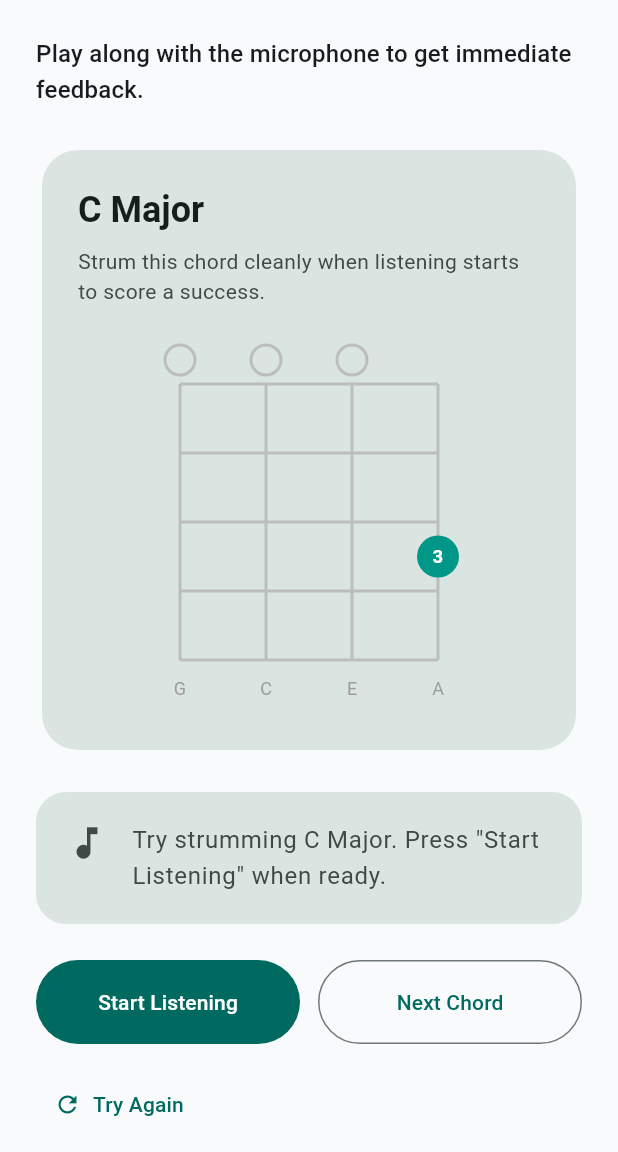
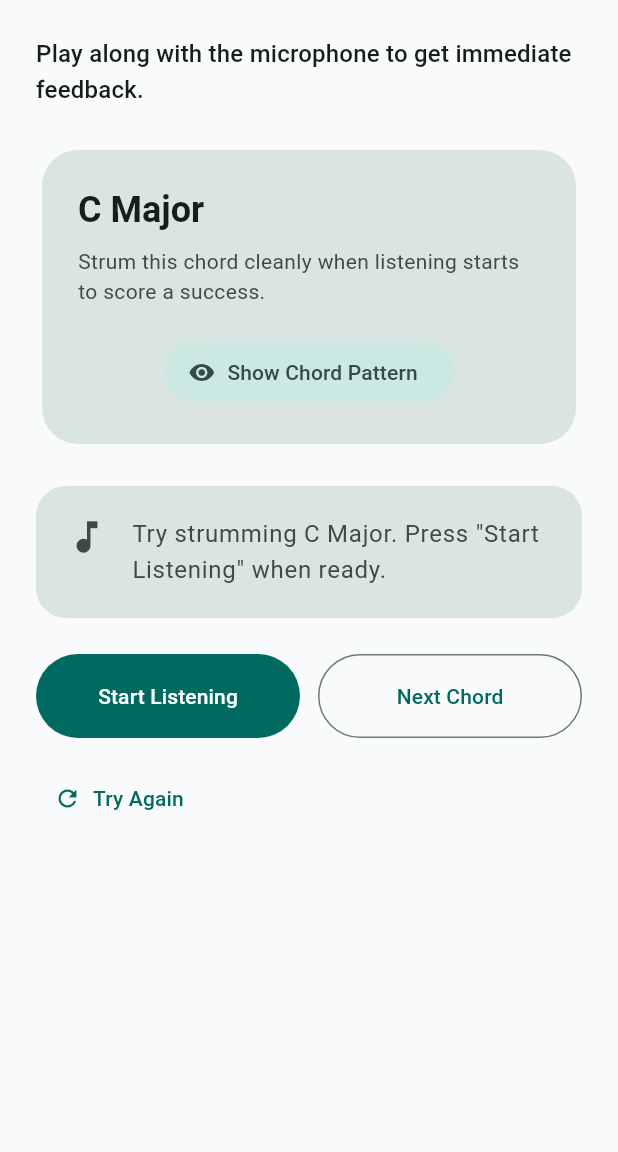
Before and after one commit to SleyAI/Ukitar, a Flutter app: the screen it shows after launch, after a tap on "Start Exercise", on a phone screen of 412 x 824 dp, the part 84-1236 px from its top. Run offline on Flutter 3.47's test engine with Material 3 defaults, Android fonts, the phone set to English and light mode, and no system bars; our stand-ins replace permission_handler; missing offline and left inert: dart:html, flutter_fft.

Commit message:
Hide chord pattern by default on exercise screen

```diff
--- a/lib/screens/exercise_screen.dart
+++ b/lib/screens/exercise_screen.dart
@@ -136,7 +136,24 @@ class _ChordCard extends StatelessWidget {
               ),
             ),
             const SizedBox(height: 20),
-            Center(child: ChordDiagram(chord: model.currentChord)),
+            if (model.isChordPatternVisible) ...<Widget>[
+              Center(child: ChordDiagram(chord: model.currentChord)),
+              const SizedBox(height: 16),
+              Center(
+                child: TextButton.icon(
+                  onPressed: model.toggleChordPatternVisibility,
+                  icon: const Icon(Icons.visibility_off),
+                  label: const Text('Hide Chord Pattern'),
+                ),
+              ),
+            ] else
+              Center(
+                child: FilledButton.tonalIcon(
+                  onPressed: model.toggleChordPatternVisibility,
+                  icon: const Icon(Icons.visibility),
+                  label: const Text('Show Chord Pattern'),
+                ),
+              ),
           ],
         ),
       ),
--- a/lib/viewmodels/exercise_view_model.dart
+++ b/lib/viewmodels/exercise_view_model.dart
@@ -32,6 +32,7 @@ class ExerciseViewModel extends ChangeNotifier {
   bool? lastAttemptSuccessful;
   bool showOpenSettingsButton = false;
   bool isPreparingNextChord = false;
+  bool isChordPatternVisible = false;
 
   String statusMessage = 'Press "Start Listening" to begin.';
 
@@ -83,6 +84,7 @@ class ExerciseViewModel extends ChangeNotifier {
     await stopListening(silent: true);
     lastAttemptSuccessful = null;
     isPreparingNextChord = false;
+    isChordPatternVisible = false;
     statusMessage =
         'Ready when you are. Press "Start Listening" and strum ${currentChord.name}.';
     _matchedStrings.clear();
@@ -92,6 +94,11 @@ class ExerciseViewModel extends ChangeNotifier {
   Future<void> skipToNextChord() async {
     await stopListening(silent: true);
     _prepareNextChord();
+  }
+
+  void toggleChordPatternVisibility() {
+    isChordPatternVisible = !isChordPatternVisible;
+    notifyListeners();
   }
 
   Future<void> openSystemSettings() async {
@@ -135,6 +142,7 @@ class ExerciseViewModel extends ChangeNotifier {
     _matchedStrings.clear();
     lastAttemptSuccessful = null;
     isPreparingNextChord = false;
+    isChordPatternVisible = false;
     statusMessage =
         'Try strumming ${currentChord.name}. Press "Start Listening" when ready.';
 
```
